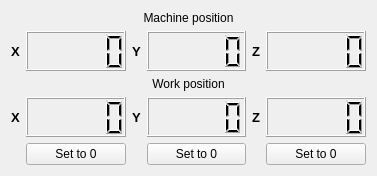
Above: widgets/coordinatedisplay.ui from AlfredoCubitos/g-commander before the change. Below: the same form after it.
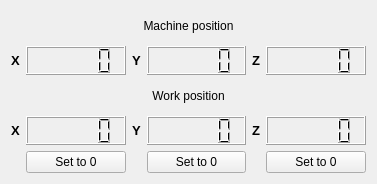
That is the form after the change.

```diff
--- a/widgets/coordinatedisplay.ui
+++ b/widgets/coordinatedisplay.ui
@@ -7,7 +7,7 @@
     <x>0</x>
     <y>0</y>
     <width>377</width>
-    <height>171</height>
+    <height>184</height>
    </rect>
   </property>
   <property name="sizePolicy">
@@ -48,12 +48,14 @@
      <property name="minimumSize">
       <size>
        <width>0</width>
-       <height>40</height>
+       <height>14</height>
       </size>
      </property>
      <property name="font">
       <font>
        <pointsize>9</pointsize>
+       <weight>75</weight>
+       <bold>true</bold>
       </font>
      </property>
      <property name="frameShape">
@@ -101,9 +103,15 @@
      <property name="minimumSize">
       <size>
        <width>0</width>
-       <height>40</height>
+       <height>14</height>
       </size>
      </property>
+     <property name="font">
+      <font>
+       <weight>75</weight>
+       <bold>true</bold>
+      </font>
+     </property>
      <property name="frameShadow">
       <enum>QFrame::Raised</enum>
      </property>
@@ -140,9 +148,15 @@
      <property name="minimumSize">
       <size>
        <width>0</width>
-       <height>40</height>
+       <height>14</height>
       </size>
      </property>
+     <property name="font">
+      <font>
+       <weight>75</weight>
+       <bold>true</bold>
+      </font>
+     </property>
      <property name="frameShadow">
       <enum>QFrame::Raised</enum>
      </property>
@@ -189,9 +203,16 @@
      <property name="minimumSize">
       <size>
        <width>0</width>
-       <height>40</height>
+       <height>14</height>
       </size>
      </property>
+     <property name="font">
+      <font>
+       <pointsize>12</pointsize>
+       <weight>75</weight>
+       <bold>true</bold>
+      </font>
+     </property>
      <property name="frameShadow">
       <enum>QFrame::Raised</enum>
      </property>
@@ -231,9 +252,16 @@
      <property name="minimumSize">
       <size>
        <width>0</width>
-       <height>40</height>
+       <height>14</height>
       </size>
      </property>
+     <property name="font">
+      <font>
+       <pointsize>12</pointsize>
+       <weight>75</weight>
+       <bold>true</bold>
+      </font>
+     </property>
      <property name="frameShadow">
       <enum>QFrame::Raised</enum>
      </property>
@@ -270,9 +298,81 @@
      <property name="minimumSize">
       <size>
        <width>0</width>
-       <height>40</height>
+       <height>14</height>
       </size>
      </property>
+     <property name="palette">
+      <palette>
+       <active>
+        <colorrole role="Text">
+         <brush brushstyle="SolidPattern">
+          <color alpha="255">
+           <red>0</red>
+           <green>0</green>
+           <blue>0</blue>
+          </color>
+         </brush>
+        </colorrole>
+        <colorrole role="PlaceholderText">
+         <brush brushstyle="SolidPattern">
+          <color alpha="128">
+           <red>255</red>
+           <green>0</green>
+           <blue>0</blue>
+          </color>
+         </brush>
+        </colorrole>
+       </active>
+       <inactive>
+        <colorrole role="Text">
+         <brush brushstyle="SolidPattern">
+          <color alpha="255">
+           <red>0</red>
+           <green>0</green>
+           <blue>0</blue>
+          </color>
+         </brush>
+        </colorrole>
+        <colorrole role="PlaceholderText">
+         <brush brushstyle="SolidPattern">
+          <color alpha="128">
+           <red>255</red>
+           <green>0</green>
+           <blue>0</blue>
+          </color>
+         </brush>
+        </colorrole>
+       </inactive>
+       <disabled>
+        <colorrole role="Text">
+         <brush brushstyle="SolidPattern">
+          <color alpha="255">
+           <red>119</red>
+           <green>120</green>
+           <blue>120</blue>
+          </color>
+         </brush>
+        </colorrole>
+        <colorrole role="PlaceholderText">
+         <brush brushstyle="SolidPattern">
+          <color alpha="128">
+           <red>255</red>
+           <green>0</green>
+           <blue>0</blue>
+          </color>
+         </brush>
+        </colorrole>
+       </disabled>
+      </palette>
+     </property>
+     <property name="font">
+      <font>
+       <family>Noto Sans Cond Light</family>
+       <pointsize>12</pointsize>
+       <weight>75</weight>
+       <bold>true</bold>
+      </font>
+     </property>
      <property name="frameShadow">
       <enum>QFrame::Raised</enum>
      </property>
```
